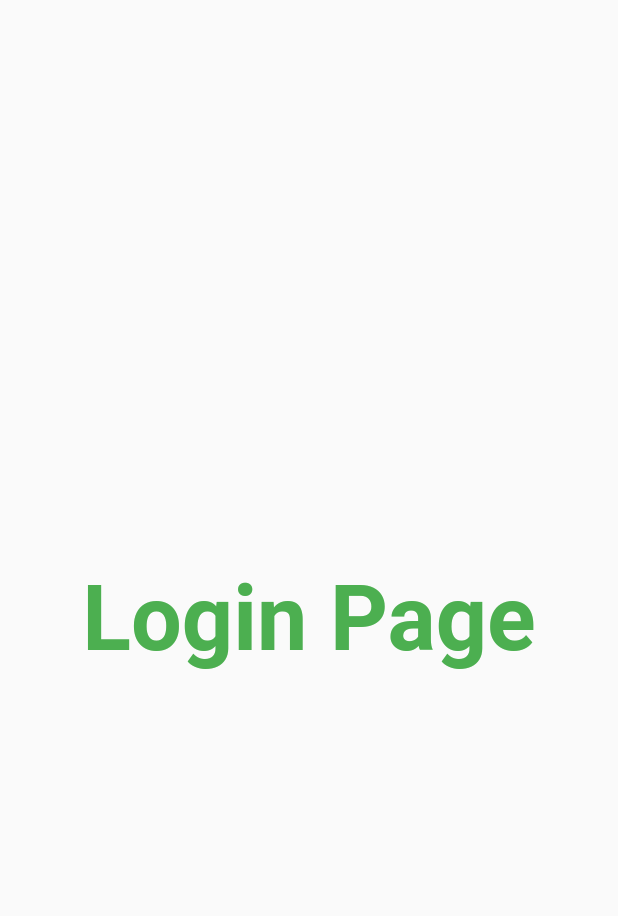
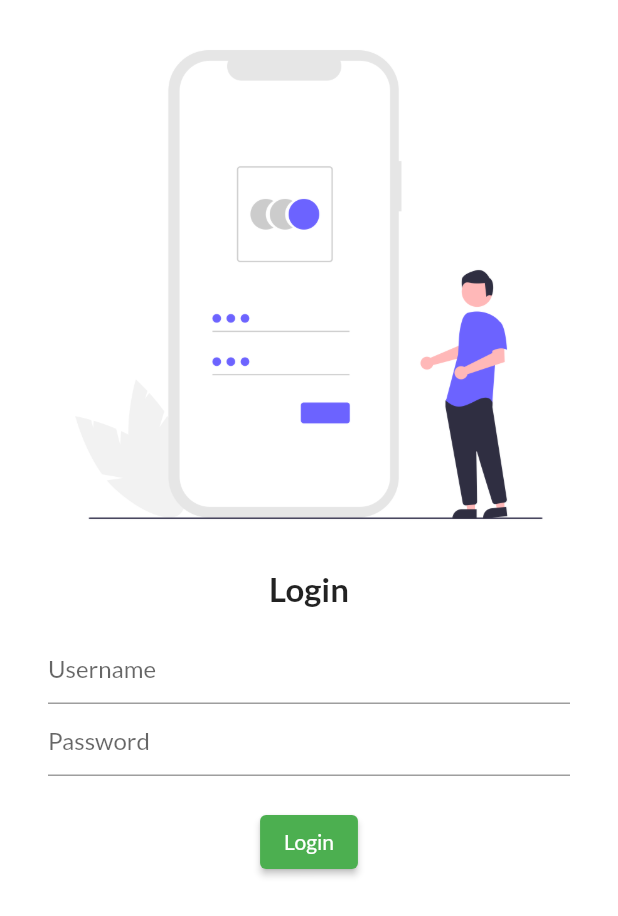
Before and after one commit to asimmanggat/fluttertest, a Flutter app: the screen it shows after launch, on a phone screen of 412 x 824 dp. Shown: the top 916 px of the screen. Run offline on Flutter 3.47's test engine with Material 2 defaults, Android fonts, the phone set to English and light mode, and no system bars; our stand-ins replace google_fonts.

Commit message:
"Latest Commit 13-9-2021"

```diff
--- a/lib/pages/home_page.dart
+++ b/lib/pages/home_page.dart
@@ -5,18 +5,20 @@ class HomePage extends StatelessWidget {
   final String name = "Asim";
   final double pi = 3.14;
 
+  const HomePage({Key? key}) : super(key: key);
+
   @override
   Widget build(BuildContext context) {
     return Scaffold(
       appBar: AppBar(
-        title: Text("FlutterTest App"),
+        title: const Text("FlutterTest App"),
       ),
       body: Center(
         child: Container(
           child: Text("Welcome to $days App by $name the value of PI is $pi"),
         ),
       ),
-      drawer: Drawer(),
+      drawer: const Drawer(),
     );
   }
 }
--- a/lib/pages/login_page.dart
+++ b/lib/pages/login_page.dart
@@ -1,3 +1,4 @@
+import 'package:flutter/cupertino.dart';
 import 'package:flutter/material.dart';
 
 class LoginPage extends StatelessWidget {
@@ -6,19 +7,44 @@ class LoginPage extends StatelessWidget {
   @override
   Widget build(BuildContext context) {
     return Material(
-      child: Center(
-        child: Container(
-          child: Text(
-              "Login Page",
-            style: TextStyle(
-              fontSize: 40,
-              color: Colors.green,
-              fontWeight: FontWeight.bold,
+        color: Colors.white,
+        child: Column(
+          children: [
+            Image.asset("assets/images/login.png", fit: BoxFit.cover),
+            const Text(
+              "Login",
+              style: TextStyle(
+                fontSize: 22,
+                fontWeight: FontWeight.bold,
+              ),
             ),
-            textScaleFactor: 1.5,
-          ),
-        ),
-      )
-    );
+            Padding(
+              padding:
+                  const EdgeInsets.symmetric(vertical: 16.0, horizontal: 32.0),
+              child: Column(
+                children: [
+                  TextFormField(
+                    decoration: const InputDecoration(hintText: "Username"),
+                  ),
+                  TextFormField(
+                    obscureText: true,
+                    decoration: const InputDecoration(hintText: "Password"),
+                  ),
+                  const SizedBox(
+                    height: 20.0,
+                  ),
+                  ElevatedButton(
+                    onPressed: () {
+                      // ignore: avoid_print
+                      print("Hello...");
+                    },
+                    child: const Text("Login"),
+                    style: TextButton.styleFrom(),
+                  )
+                ],
+              ),
+            )
+          ],
+        ));
   }
 }
--- a/lib/pages/main.dart
+++ b/lib/pages/main.dart
@@ -1,12 +1,14 @@
 import 'package:flutter/material.dart';
+import 'package:google_fonts/google_fonts.dart';
 import 'package:testflutter/pages/home_page.dart';
 
 import 'login_page.dart';
 
-void main(){
-  runApp(testflutter());
+void main() {
+  runApp(const testflutter());
 }
 
+// ignore: camel_case_types
 class testflutter extends StatelessWidget {
   const testflutter({Key? key}) : super(key: key);
 
@@ -14,12 +16,14 @@ class testflutter extends StatelessWidget {
   Widget build(BuildContext context) {
     return MaterialApp(
       themeMode: ThemeMode.light,
-      theme: ThemeData(primarySwatch: Colors.green,
+      theme: ThemeData(
+        primarySwatch: Colors.green,
+        fontFamily: GoogleFonts.lato().fontFamily,
       ),
       initialRoute: "/login",
       routes: {
-        "/": (context) => HomePage(),
-        "/login": (context) => LoginPage(),
+        "/": (context) => const HomePage(),
+        "/login": (context) => const LoginPage(),
       },
     );
   }
```
Also changed, not shown: pubspec.yaml (+4 -3 lines), pubspec.lock.
